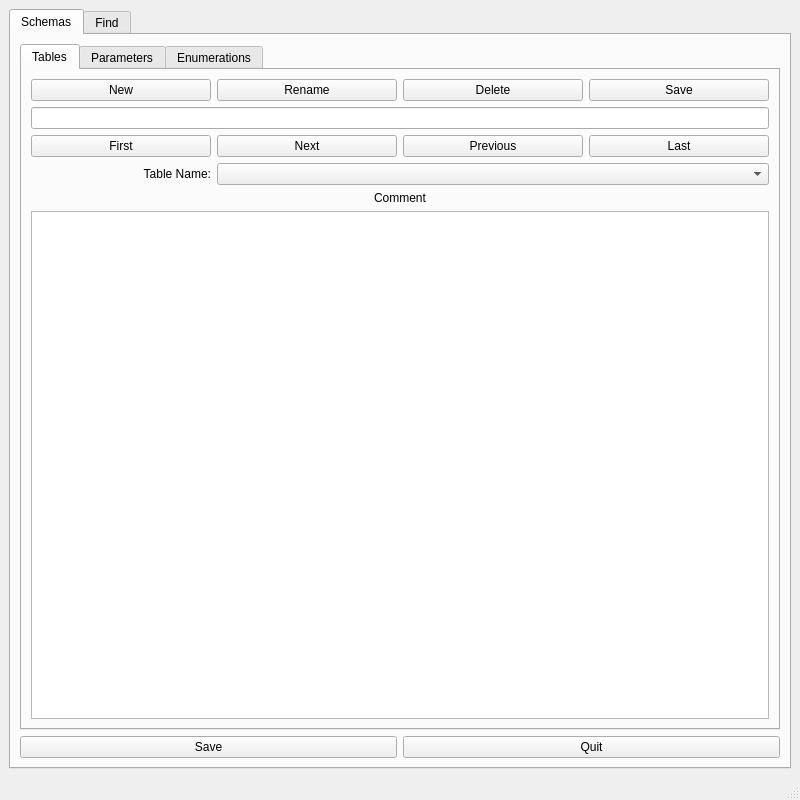
This is tables_editor.ui in waynegramlich/table_tools as Qt 5 draws it before an edit. The edited form follows.
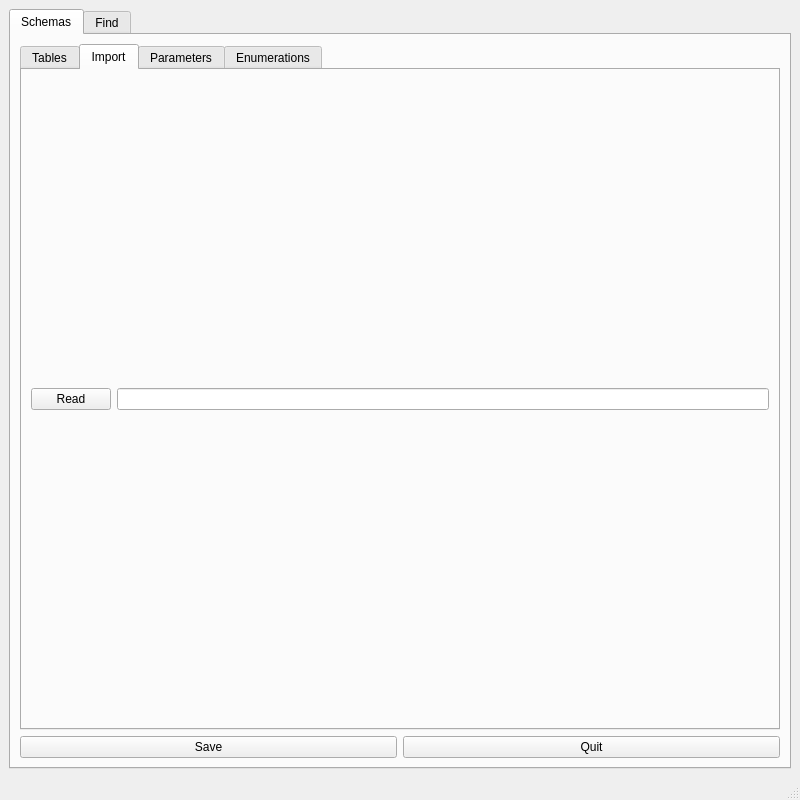
This is the edited form. The open tabs and pages were chosen to show the change.

Commit message: Added csv_file_name to Table object and updated the GUI to keep track of it.

What changed in the file:
```diff
--- a/tables_editor.ui
+++ b/tables_editor.ui
@@ -69,7 +69,7 @@
         <item row="0" column="0" colspan="2">
          <widget class="QTabWidget" name="schema_tabs">
           <property name="currentIndex">
-           <number>0</number>
+           <number>1</number>
           </property>
           <widget class="QWidget" name="tables_tab">
            <attribute name="title">
@@ -163,6 +163,23 @@
             </item>
            </layout>
           </widget>
+          <widget class="QWidget" name="import_tab">
+           <attribute name="title">
+            <string>Import</string>
+           </attribute>
+           <layout class="QGridLayout" name="gridLayout_3">
+            <item row="0" column="0">
+             <widget class="QPushButton" name="import_read">
+              <property name="text">
+               <string>Read</string>
+              </property>
+             </widget>
+            </item>
+            <item row="0" column="1">
+             <widget class="QLineEdit" name="import_csv_file_line"/>
+            </item>
+           </layout>
+          </widget>
           <widget class="QWidget" name="parameters_tab">
            <attribute name="title">
             <string>Parameters</string>
```
Left out of the diff: 2 changed lines with no effect on the pictures. The commit also changes 2 other files.
